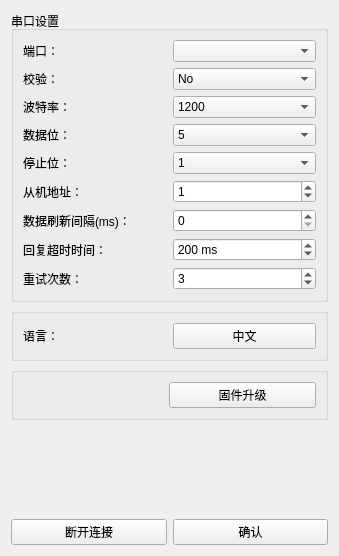
Before: the Qt Designer form SystemSetting/systemsetting.ui in Hccccc1/MOH_viewer, drawn with Qt 5.
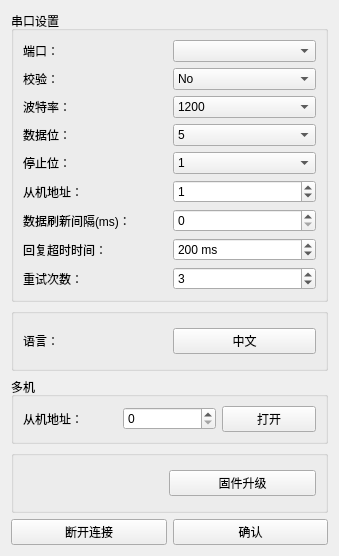
After: the same form once the commit is applied.

Commit message: TODO：多机部分实现

Diff of the .ui file:
```diff
--- a/SystemSetting/systemsetting.ui
+++ b/SystemSetting/systemsetting.ui
@@ -249,56 +249,6 @@
     </widget>
    </item>
    <item row="3" column="0" colspan="2">
-    <widget class="QGroupBox" name="groupBox_2">
-     <property name="title">
-      <string/>
-     </property>
-     <layout class="QGridLayout" name="gridLayout">
-      <item row="1" column="0">
-       <widget class="QLabel" name="currentLanguage">
-        <property name="text">
-         <string>语言：</string>
-        </property>
-       </widget>
-      </item>
-      <item row="1" column="1">
-       <widget class="QPushButton" name="languageChangeBtn">
-        <property name="text">
-         <string>中文</string>
-        </property>
-       </widget>
-      </item>
-     </layout>
-    </widget>
-   </item>
-   <item row="7" column="1">
-    <widget class="QPushButton" name="confirm_btn">
-     <property name="text">
-      <string>确认</string>
-     </property>
-    </widget>
-   </item>
-   <item row="7" column="0">
-    <widget class="QPushButton" name="disconnectBtn">
-     <property name="text">
-      <string>断开连接</string>
-     </property>
-    </widget>
-   </item>
-   <item row="6" column="1">
-    <spacer name="verticalSpacer">
-     <property name="orientation">
-      <enum>Qt::Vertical</enum>
-     </property>
-     <property name="sizeHint" stdset="0">
-      <size>
-       <width>20</width>
-       <height>80</height>
-      </size>
-     </property>
-    </spacer>
-   </item>
-   <item row="5" column="0" colspan="2">
     <widget class="QGroupBox" name="groupBox_3">
      <property name="title">
       <string/>
@@ -333,6 +283,73 @@
      </layout>
     </widget>
    </item>
+   <item row="4" column="0">
+    <widget class="QPushButton" name="disconnectBtn">
+     <property name="text">
+      <string>断开连接</string>
+     </property>
+    </widget>
+   </item>
+   <item row="4" column="1">
+    <widget class="QPushButton" name="confirm_btn">
+     <property name="text">
+      <string>确认</string>
+     </property>
+    </widget>
+   </item>
+   <item row="1" column="0" colspan="2">
+    <widget class="QGroupBox" name="groupBox_2">
+     <property name="title">
+      <string/>
+     </property>
+     <layout class="QGridLayout" name="gridLayout">
+      <item row="1" column="0">
+       <widget class="QLabel" name="currentLanguage">
+        <property name="text">
+         <string>语言：</string>
+        </property>
+       </widget>
+      </item>
+      <item row="1" column="1">
+       <widget class="QPushButton" name="languageChangeBtn">
+        <property name="text">
+         <string>中文</string>
+        </property>
+       </widget>
+      </item>
+     </layout>
+    </widget>
+   </item>
+   <item row="2" column="0" colspan="2">
+    <widget class="QGroupBox" name="groupBox_4">
+     <property name="title">
+      <string>多机</string>
+     </property>
+     <layout class="QGridLayout" name="gridLayout_5">
+      <item row="0" column="2">
+       <widget class="QPushButton" name="multipleWidget">
+        <property name="text">
+         <string>打开</string>
+        </property>
+       </widget>
+      </item>
+      <item row="0" column="0">
+       <widget class="QLabel" name="label_10">
+        <property name="text">
+         <string>从机地址：</string>
+        </property>
+       </widget>
+      </item>
+      <item row="0" column="1">
+       <widget class="QSpinBox" name="slaveAddrSpin">
+        <property name="maximum">
+         <number>255</number>
+        </property>
+       </widget>
+      </item>
+     </layout>
+    </widget>
+   </item>
   </layout>
  </widget>
  <resources/>
```
Left out of the diff: 2 changed lines with no effect on the pictures. The commit also changes 49 other files.
